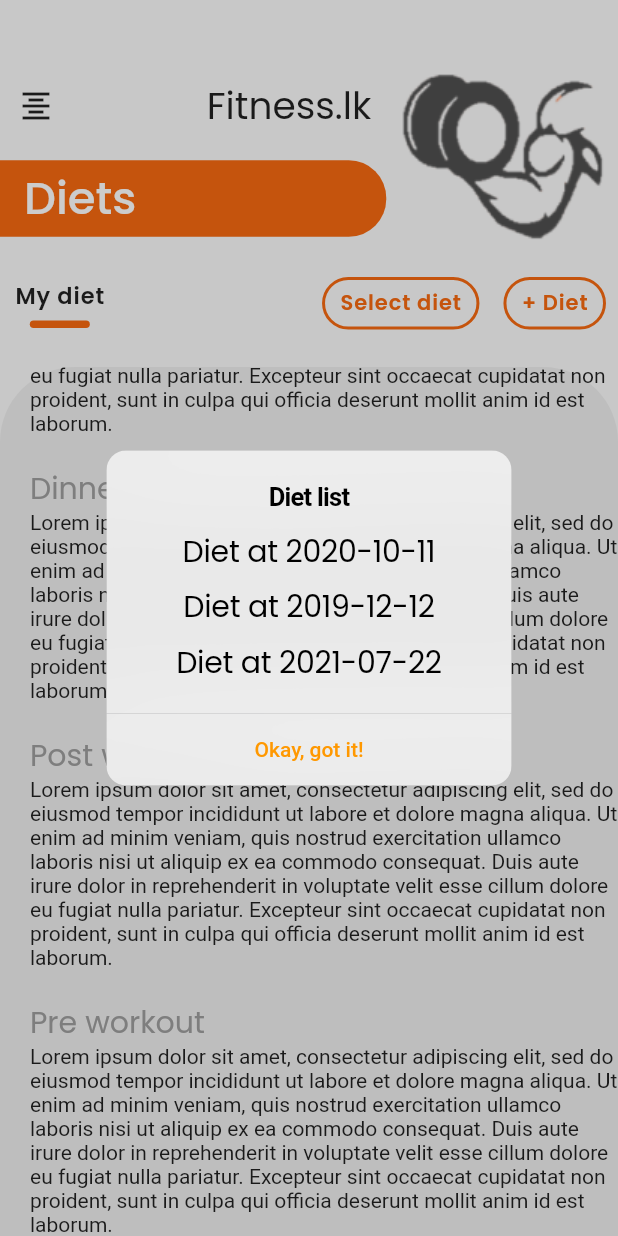
After one commit to movinsilva/x_gym, a Flutter app: the DietPage screen opened by its route, scrolled down 310 dp, after a tap on "Select diet", on a phone screen of 412 x 824 dp. The commit adds this screen. Run offline on Flutter 3.47's test engine with Material 2 defaults, Android fonts, the light colour scheme and no system bars; our stand-ins replace auto_size_text, cached_network_image, google_fonts, material_design_icons_flutter, sqflite; accounts and stored records are empty; network calls fail.

Commit message:
diet page finished

```diff
--- a/lib/main.dart
+++ b/lib/main.dart
@@ -1,5 +1,6 @@
 import 'package:flutter/material.dart';
 import 'package:x_gym/screens/dashboard.dart';
+import 'package:x_gym/screens/diet.dart';
 import 'package:x_gym/screens/login_screen.dart';
 import 'package:x_gym/screens/register_screen.dart';
 import 'package:x_gym/widgets/widgets_library.dart';
@@ -21,6 +22,7 @@ class MyApp extends StatelessWidget {
       routes: {
         "/register" : (context) => RegisterScreen(),
         "/dashboard" : (context) => Dashboard(),
+        "/diet" : (context) => DietPage(),
       },
       home: LoginScreen(),
     );
--- /dev/null
+++ b/lib/screens/diet.dart
@@ -0,0 +1,169 @@
+import 'package:flutter/cupertino.dart';
+import 'package:flutter/material.dart';
+import 'package:google_fonts/google_fonts.dart';
+import 'package:x_gym/styles/Pallete.dart';
+import 'package:x_gym/widgets/global/pill.dart';
+import 'package:x_gym/widgets/widgets_library.dart';
+
+class DietPage extends StatelessWidget {
+  @override
+  Widget build(BuildContext context) {
+    return DefaultScaffold(
+      title: "Diets",
+      interior: Container(
+        child: Column(
+          children: [
+            Row(
+              children: [
+                SizedBox(
+                  width: 10,
+                ),
+                Column(
+                  children: [
+                    Text(
+                      "My diet",
+                      style: GoogleFonts.poppins(fontWeight: FontWeight.w600, letterSpacing: 0.6, fontSize: 15),
+                    ),
+                    SizedBox(
+                      height: 5,
+                    ),
+                    Container(
+                      width: 40,
+                      height: 5,
+                      decoration:
+                          BoxDecoration(borderRadius: BorderRadius.circular(25), color: Pallete.DefaultThemeColour),
+                    )
+                  ],
+                ),
+                Spacer(),
+                Pill(
+                    title: "Select diet",
+                    onPressed: () {
+                      showCupertinoDialog(
+                        context: context,
+                        builder: (BuildContext context) => SelectDietAlertDialog(
+                          title: "Diet list",
+                          content: Column(
+                            children: [
+                              SizedBox(
+                                height: 10,
+                              ),
+                              Text(
+                                "Diet at 2020-10-11",
+                                style: GoogleFonts.poppins(fontSize: 20),
+                              ),
+                              SizedBox(
+                                height: 10,
+                              ),
+                              Text(
+                                "Diet at 2019-12-12",
+                                style: GoogleFonts.poppins(fontSize: 20),
+                              ),
+                              SizedBox(
+                                height: 10,
+                              ),
+                              Text(
+                                "Diet at 2021-07-22",
+                                style: GoogleFonts.poppins(fontSize: 20),
+                              ),
+                            ],
+                          ),
+                        ),
+                      );
+                    }),
+                Pill(title: "+ Diet", onPressed: () {
+                  showCupertinoDialog(
+                    context: context,
+                    builder: (BuildContext context) => SelectDietAlertDialog(
+                      title: "Add a new diet",
+                      content: Column(
+                        children: [
+                          SizedBox(
+                            height: 10,
+                          ),
+                          Text(
+                            "Not found",
+                            style: GoogleFonts.poppins(fontSize: 20),
+                          ),
+                          SizedBox(
+                            height: 10,
+                          ),
+                        ],
+                      ),
+                    ),
+                  );
+                }),
+              ],
+            ),
+            SizedBox(
+              height: 20,
+            ),
+            Expanded(
+              child: Container(
+                width: double.infinity,
+                decoration: BoxDecoration(
+                    color: Colors.grey[200],
+                    borderRadius: BorderRadius.only(topLeft: Radius.circular(50), topRight: Radius.circular(50))),
+                child: Padding(
+                  padding: const EdgeInsets.only(left: 20.0),
+                  child: SingleChildScrollView(
+                    child: Column(
+                      crossAxisAlignment: CrossAxisAlignment.start,
+                      children: [
+                        SizedBox(
+                          height: 20,
+                        ),
+                        Text(
+                          "Breakfast",
+                          style: GoogleFonts.poppins(color: Colors.grey, fontSize: 20),
+                        ),
+                        Text("Lorem ipsum dolor sit amet, consectetur adipiscing elit, sed do eiusmod tempor "
+                            "incididunt ut labore et dolore magna aliqua. Ut enim ad minim veniam, quis nostrud exercitation ullamco laboris nisi ut aliquip ex ea commodo consequat. Duis aute irure dolor in reprehenderit in voluptate velit esse cillum dolore eu fugiat nulla pariatur. Excepteur sint occaecat cupidatat non proident, sunt in culpa qui officia deserunt mollit anim id est laborum."),
+                        SizedBox(
+                          height: 20,
+                        ),
+                        Text(
+                          "Lunch",
+                          style: GoogleFonts.poppins(color: Colors.grey, fontSize: 20),
+                        ),
+                        Text("Lorem ipsum dolor sit amet, consectetur adipiscing elit, sed do eiusmod tempor "
+                            "incididunt ut labore et dolore magna aliqua. Ut enim ad minim veniam, quis nostrud exercitation ullamco laboris nisi ut aliquip ex ea commodo consequat. Duis aute irure dolor in reprehenderit in voluptate velit esse cillum dolore eu fugiat nulla pariatur. Excepteur sint occaecat cupidatat non proident, sunt in culpa qui officia deserunt mollit anim id est laborum."),
+                        SizedBox(
+                          height: 20,
+                        ),
+                        Text(
+                          "Dinner",
+                          style: GoogleFonts.poppins(color: Colors.grey, fontSize: 20),
+                        ),
+                        Text("Lorem ipsum dolor sit amet, consectetur adipiscing elit, sed do eiusmod tempor "
+                            "incididunt ut labore et dolore magna aliqua. Ut enim ad minim veniam, quis nostrud exercitation ullamco laboris nisi ut aliquip ex ea commodo consequat. Duis aute irure dolor in reprehenderit in voluptate velit esse cillum dolore eu fugiat nulla pariatur. Excepteur sint occaecat cupidatat non proident, sunt in culpa qui officia deserunt mollit anim id est laborum."),
+                        SizedBox(
+                          height: 20,
+                        ),
+                        Text(
+                          "Post workout",
+                          style: GoogleFonts.poppins(color: Colors.grey, fontSize: 20),
+                        ),
+                        Text("Lorem ipsum dolor sit amet, consectetur adipiscing elit, sed do eiusmod tempor "
+                            "incididunt ut labore et dolore magna aliqua. Ut enim ad minim veniam, quis nostrud exercitation ullamco laboris nisi ut aliquip ex ea commodo consequat. Duis aute irure dolor in reprehenderit in voluptate velit esse cillum dolore eu fugiat nulla pariatur. Excepteur sint occaecat cupidatat non proident, sunt in culpa qui officia deserunt mollit anim id est laborum."),
+                        SizedBox(
+                          height: 20,
+                        ),
+                        Text(
+                          "Pre workout",
+                          style: GoogleFonts.poppins(color: Colors.grey, fontSize: 20),
+                        ),
+                        Text("Lorem ipsum dolor sit amet, consectetur adipiscing elit, sed do eiusmod tempor "
+                            "incididunt ut labore et dolore magna aliqua. Ut enim ad minim veniam, quis nostrud exercitation ullamco laboris nisi ut aliquip ex ea commodo consequat. Duis aute irure dolor in reprehenderit in voluptate velit esse cillum dolore eu fugiat nulla pariatur. Excepteur sint occaecat cupidatat non proident, sunt in culpa qui officia deserunt mollit anim id est laborum."),
+                      ],
+                    ),
+                  ),
+                ),
+              ),
+            )
+          ],
+        ),
+      ),
+    );
+  }
+}
--- a/lib/widgets/global/default_background.dart
+++ b/lib/widgets/global/default_background.dart
@@ -77,7 +77,7 @@ class _DefaultScaffoldState extends State<DefaultScaffold> {
       "/dashboard",
       "/dashboard",
       "/dashboard",
-      "/dashboard",
+      "/diet",
       "/dashboard",
       "/dashboard",
       "/dashboard",
@@ -154,7 +154,12 @@ class _DefaultScaffoldState extends State<DefaultScaffold> {
                     Expanded(flex: 3, child: Image.asset("assets/black_logo.png"))
                   ],
                 ),
-                widget.interior, // Expanded(child: interior)
+                SizedBox(
+                  height: 15,
+                ),
+                Expanded(
+                  child: widget.interior,
+                ), // Expanded(child: interior)
               ],
             )),
       ),
--- /dev/null
+++ b/lib/widgets/global/pill.dart
@@ -0,0 +1,40 @@
+import 'package:flutter/material.dart';
+import 'package:google_fonts/google_fonts.dart';
+import 'package:x_gym/styles/Pallete.dart';
+
+class Pill extends StatelessWidget {
+  // Hold the title for the pill
+  final title;
+
+  // Refer the function for the press action
+  final onPressed;
+
+  const Pill({Key key, @required this.title, @required this.onPressed}) : super(key: key);
+
+  @override
+  Widget build(BuildContext context) {
+    return Padding(
+      padding: const EdgeInsets.symmetric(horizontal: 8, vertical: 5),
+      child: InkWell(
+        onTap: onPressed,
+        child: Container(
+          child: Padding(
+            padding: const EdgeInsets.symmetric(horizontal: 10, vertical: 5),
+            child: Text(
+              title,
+              style: GoogleFonts.poppins(
+                color: Pallete.DefaultThemeColour,
+                fontWeight: FontWeight.w600,
+                letterSpacing: 0.6,
+              ),
+            ),
+          ),
+          decoration: BoxDecoration(
+            border: Border.all(color: Pallete.DefaultThemeColour, width: 2),
+            borderRadius: BorderRadius.circular(25)
+          ),
+        ),
+      ),
+    );
+  }
+}
--- /dev/null
+++ b/lib/widgets/screens/diet/alert_dialog.dart
@@ -0,0 +1,29 @@
+import 'package:flutter/cupertino.dart';
+import 'package:flutter/material.dart';
+
+class SelectDietAlertDialog extends StatelessWidget {
+  // contain the title to be shown
+  final title;
+  // contain the contain widget
+  // for the body of the alert dialog
+  final content;
+
+  const SelectDietAlertDialog({Key key, this.title, this.content}) : super(key: key);
+
+  @override
+  Widget build(BuildContext context) {
+    return CupertinoAlertDialog(
+      title: Text(title),
+      content: content,
+      actions: <Widget>[
+        new FlatButton(
+          onPressed: () {
+            Navigator.of(context).pop();
+          },
+          textColor: Theme.of(context).primaryColor,
+          child: const Text('Okay, got it!'),
+        ),
+      ],
+    );;
+  }
+}
--- a/lib/widgets/widgets_library.dart
+++ b/lib/widgets/widgets_library.dart
@@ -1,12 +1,16 @@
+// global widget export
 export 'package:x_gym/widgets/global/default_background.dart';
 export 'package:x_gym/widgets/global/input_form_field.dart';
 export 'package:x_gym/widgets/global/line_breaker.dart';
 export 'package:x_gym/widgets/global/drawer_tile.dart';
 export 'package:x_gym/widgets/global/register_input_form_field.dart';
 
-
+// login widget export
 export 'package:x_gym/widgets/screens/login/login_page_view.dart';
 
-
+// register widget export
 export 'package:x_gym/widgets/screens/register/register_page_view.dart';
 export 'package:x_gym/widgets/screens/register/register_page_scrollable_part.dart';
+
+// diet widget export
+export 'package:x_gym/widgets/screens/diet/alert_dialog.dart';
```
